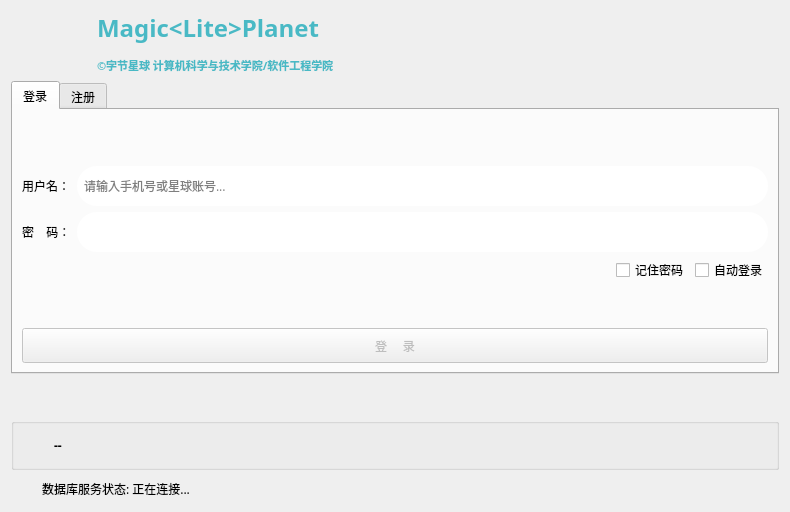
Above: formLogin.ui from csthenry/weplanet-desktop before the change. Below: the same form after it.
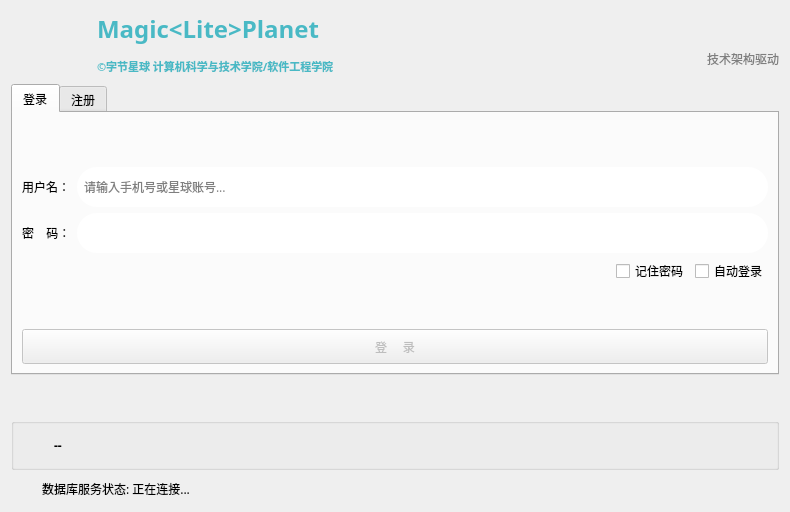
That is the form after the change. Icons and pictures are not drawn.

```diff
--- a/formLogin.ui
+++ b/formLogin.ui
@@ -17,119 +17,240 @@
    </font>
   </property>
   <property name="windowTitle">
-   <string>MagicLitePlanet</string>
+   <string>WePlanet</string>
   </property>
   <property name="windowIcon">
    <iconset resource="resource.qrc">
     <normaloff>:/images/logo/MagicLightAssistant.png</normaloff>:/images/logo/MagicLightAssistant.png</iconset>
   </property>
+  <layout class="QGridLayout" name="gridLayout_10">
+   <item row="0" column="0" rowspan="2">
+    <layout class="QGridLayout" name="gridLayout_8">
+     <item row="0" column="1">
+      <widget class="QLabel" name="label">
+       <property name="palette">
+        <palette>
+         <active>
+          <colorrole role="WindowText">
+           <brush brushstyle="SolidPattern">
+            <color alpha="255">
+             <red>112</red>
+             <green>112</green>
+             <blue>112</blue>
+            </color>
+           </brush>
+          </colorrole>
+          <colorrole role="Text">
+           <brush brushstyle="SolidPattern">
+            <color alpha="255">
+             <red>113</red>
+             <green>113</green>
+             <blue>113</blue>
+            </color>
+           </brush>
+          </colorrole>
+          <colorrole role="PlaceholderText">
+           <brush brushstyle="SolidPattern">
+            <color alpha="128">
+             <red>113</red>
+             <green>113</green>
+             <blue>113</blue>
+            </color>
+           </brush>
+          </colorrole>
+         </active>
+         <inactive>
+          <colorrole role="WindowText">
+           <brush brushstyle="SolidPattern">
+            <color alpha="255">
+             <red>112</red>
+             <green>112</green>
+             <blue>112</blue>
+            </color>
+           </brush>
+          </colorrole>
+          <colorrole role="Text">
+           <brush brushstyle="SolidPattern">
+            <color alpha="255">
+             <red>113</red>
+             <green>113</green>
+             <blue>113</blue>
+            </color>
+           </brush>
+          </colorrole>
+          <colorrole role="PlaceholderText">
+           <brush brushstyle="SolidPattern">
+            <color alpha="128">
+             <red>113</red>
+             <green>113</green>
+             <blue>113</blue>
+            </color>
+           </brush>
+          </colorrole>
+         </inactive>
+         <disabled>
+          <colorrole role="WindowText">
+           <brush brushstyle="SolidPattern">
+            <color alpha="255">
+             <red>120</red>
+             <green>120</green>
+             <blue>120</blue>
+            </color>
+           </brush>
+          </colorrole>
+          <colorrole role="Text">
+           <brush brushstyle="SolidPattern">
+            <color alpha="255">
+             <red>120</red>
+             <green>120</green>
+             <blue>120</blue>
+            </color>
+           </brush>
+          </colorrole>
+          <colorrole role="PlaceholderText">
+           <brush brushstyle="SolidPattern">
+            <color alpha="128">
+             <red>0</red>
+             <green>0</green>
+             <blue>0</blue>
+            </color>
+           </brush>
+          </colorrole>
+         </disabled>
+        </palette>
+       </property>
+       <property name="font">
+        <font>
+         <family>微软雅黑</family>
+         <pointsize>18</pointsize>
+         <weight>50</weight>
+         <bold>false</bold>
+        </font>
+       </property>
+       <property name="styleSheet">
+        <string notr="true">margin-left:10px;</string>
+       </property>
+       <property name="text">
+        <string>&lt;html&gt;&lt;head/&gt;&lt;body&gt;&lt;p&gt;&lt;span style=&quot; font-weight:600; color:#49b9c5;&quot;&gt;Magic&amp;lt;Lite&amp;gt;Planet &lt;/span&gt;&lt;/p&gt;&lt;p&gt;&lt;span style=&quot; font-size:8pt; font-weight:600; color:#49b9c5;&quot;&gt;©字节星球 计算机科学与技术学院/软件工程学院&lt;/span&gt;&lt;/p&gt;&lt;/body&gt;&lt;/html&gt;</string>
+       </property>
+       <property name="margin">
+        <number>0</number>
+       </property>
+      </widget>
+     </item>
+     <item row="0" column="0">
+      <widget class="QLabel" name="mainIcon">
+       <property name="minimumSize">
+        <size>
+         <width>64</width>
+         <height>64</height>
+        </size>
+       </property>
+       <property name="maximumSize">
+        <size>
+         <width>64</width>
+         <height>64</height>
+        </size>
+       </property>
+       <property name="text">
+        <string/>
+       </property>
+       <property name="pixmap">
+        <pixmap resource="resource.qrc">:/images/logo/MagicLightAssistant.png</pixmap>
+       </property>
+       <property name="scaledContents">
+        <bool>true</bool>
+       </property>
+       <property name="margin">
+        <number>5</number>
+       </property>
+      </widget>
+     </item>
+    </layout>
+   </item>
+   <item row="0" column="2">
+    <spacer name="verticalSpacer_6">
+     <property name="orientation">
+      <enum>Qt::Vertical</enum>
+     </property>
+     <property name="sizeHint" stdset="0">
+      <size>
+       <width>20</width>
+       <height>26</height>
+      </size>
+     </property>
+    </spacer>
+   </item>
+   <item row="1" column="1">
+    <spacer name="horizontalSpacer_3">
+     <property name="orientation">
+      <enum>Qt::Horizontal</enum>
+     </property>
+     <property name="sizeHint" stdset="0">
+      <size>
+       <width>168</width>
+       <height>20</height>
+      </size>
+     </property>
+    </spacer>
+   </item>
+   <item row="1" column="2">
   <layout class="QGridLayout" name="gridLayout_9">
-   <item row="3" column="0">
-    <layout class="QGridLayout" name="gridLayout_7">
      <item row="0" column="0">
-      <widget class="QGroupBox" name="groupBox">
-       <property name="title">
-        <string/>
-       </property>
-       <layout class="QGridLayout" name="gridLayout_6">
-        <item row="0" column="1">
-         <widget class="QLabel" name="label_announcement">
-          <property name="font">
-           <font>
-            <weight>75</weight>
-            <bold>true</bold>
-           </font>
-          </property>
-          <property name="text">
-           <string>--</string>
-          </property>
-          <property name="wordWrap">
-           <bool>true</bool>
-          </property>
-         </widget>
-        </item>
-        <item row="0" column="0">
-         <widget class="QLabel" name="label_announcementIcon">
+      <widget class="QLabel" name="label_4">
           <property name="minimumSize">
            <size>
-            <width>25</width>
-            <height>25</height>
+         <width>95</width>
+         <height>38</height>
            </size>
           </property>
           <property name="maximumSize">
            <size>
-            <width>25</width>
-            <height>25</height>
+         <width>95</width>
+         <height>38</height>
            </size>
           </property>
           <property name="text">
            <string/>
           </property>
           <property name="pixmap">
-           <pixmap resource="resource.qrc">:/images/color_icon/color-tips.svg</pixmap>
+        <pixmap resource="resource.qrc">:/images/img/qq-nt-logo.png</pixmap>
           </property>
           <property name="scaledContents">
            <bool>true</bool>
           </property>
          </widget>
         </item>
-       </layout>
-      </widget>
-     </item>
-     <item row="1" column="0">
-      <layout class="QGridLayout" name="gridLayout_5">
-       <item row="0" column="0">
-        <widget class="QLabel" name="labelIcon">
+     <item row="0" column="1">
+      <widget class="QLabel" name="label_5">
          <property name="minimumSize">
           <size>
-           <width>25</width>
-           <height>25</height>
+         <width>0</width>
+         <height>38</height>
           </size>
          </property>
          <property name="maximumSize">
           <size>
-           <width>25</width>
-           <height>25</height>
-          </size>
-         </property>
-         <property name="text">
-          <string/>
-         </property>
-         <property name="pixmap">
-          <pixmap resource="resource.qrc">:/images/color_icon/loading.gif</pixmap>
-         </property>
-         <property name="scaledContents">
-          <bool>true</bool>
-         </property>
-         <property name="alignment">
-          <set>Qt::AlignCenter</set>
-         </property>
-        </widget>
-       </item>
-       <item row="0" column="1">
-        <widget class="QLabel" name="labelStatus">
-         <property name="minimumSize">
-          <size>
-           <width>621</width>
-           <height>0</height>
-          </size>
-         </property>
+         <width>110</width>
+         <height>38</height>
+        </size>
+       </property>
          <property name="font">
           <font>
-           <family>微软雅黑</family>
            <pointsize>9</pointsize>
           </font>
          </property>
          <property name="text">
-          <string>数据库服务状态: 正在连接...</string>
+        <string>&lt;html&gt;&lt;head/&gt;&lt;body&gt;&lt;p&gt;&lt;span style=&quot; color:#7f7f7f;&quot;&gt;技术架构驱动&lt;/span&gt;&lt;/p&gt;&lt;/body&gt;&lt;/html&gt;</string>
+       </property>
+       <property name="alignment">
+        <set>Qt::AlignLeading|Qt::AlignLeft|Qt::AlignVCenter</set>
          </property>
         </widget>
        </item>
       </layout>
      </item>
-    </layout>
-   </item>
-   <item row="1" column="0">
+   <item row="2" column="0" colspan="3">
     <widget class="QTabWidget" name="tabWidget">
      <property name="font">
       <font>
@@ -598,7 +719,7 @@
      </widget>
     </widget>
    </item>
-   <item row="2" column="0">
+   <item row="3" column="0">
     <spacer name="verticalSpacer_5">
      <property name="orientation">
       <enum>Qt::Vertical</enum>
@@ -611,141 +732,108 @@
      </property>
     </spacer>
    </item>
+   <item row="4" column="0" colspan="3">
+    <layout class="QGridLayout" name="gridLayout_7">
    <item row="0" column="0">
-    <layout class="QGridLayout" name="gridLayout_8">
+      <widget class="QGroupBox" name="groupBox">
+       <property name="title">
+        <string/>
+       </property>
+       <layout class="QGridLayout" name="gridLayout_6">
+        <item row="0" column="1">
+         <widget class="QLabel" name="label_announcement">
+          <property name="font">
+           <font>
+            <weight>75</weight>
+            <bold>true</bold>
+           </font>
+          </property>
+          <property name="text">
+           <string>--</string>
+          </property>
+          <property name="wordWrap">
+           <bool>true</bool>
+          </property>
+         </widget>
+        </item>
      <item row="0" column="0">
-      <widget class="QLabel" name="mainIcon">
+         <widget class="QLabel" name="label_announcementIcon">
        <property name="minimumSize">
         <size>
-         <width>64</width>
-         <height>64</height>
+            <width>25</width>
+            <height>25</height>
         </size>
        </property>
        <property name="maximumSize">
         <size>
-         <width>64</width>
-         <height>64</height>
+            <width>25</width>
+            <height>25</height>
         </size>
        </property>
        <property name="text">
         <string/>
        </property>
        <property name="pixmap">
-        <pixmap resource="resource.qrc">:/images/logo/MagicLightAssistant.png</pixmap>
+           <pixmap resource="resource.qrc">:/images/color_icon/color-tips.svg</pixmap>
        </property>
        <property name="scaledContents">
         <bool>true</bool>
        </property>
       </widget>
      </item>
+       </layout>
+      </widget>
+     </item>
+     <item row="1" column="0">
+      <layout class="QGridLayout" name="gridLayout_5">
+       <item row="0" column="0">
+        <widget class="QLabel" name="labelIcon">
+         <property name="minimumSize">
+          <size>
+           <width>25</width>
+           <height>25</height>
+          </size>
+         </property>
+         <property name="maximumSize">
+          <size>
+           <width>25</width>
+           <height>25</height>
+          </size>
+         </property>
+         <property name="text">
+          <string/>
+         </property>
+         <property name="pixmap">
+          <pixmap resource="resource.qrc">:/images/color_icon/loading.gif</pixmap>
+         </property>
+         <property name="scaledContents">
+          <bool>true</bool>
+         </property>
+         <property name="alignment">
+          <set>Qt::AlignCenter</set>
+         </property>
+        </widget>
+       </item>
      <item row="0" column="1">
-      <widget class="QLabel" name="label">
-       <property name="palette">
-        <palette>
-         <active>
-          <colorrole role="WindowText">
-           <brush brushstyle="SolidPattern">
-            <color alpha="255">
-             <red>112</red>
-             <green>112</green>
-             <blue>112</blue>
-            </color>
-           </brush>
-          </colorrole>
-          <colorrole role="Text">
-           <brush brushstyle="SolidPattern">
-            <color alpha="255">
-             <red>113</red>
-             <green>113</green>
-             <blue>113</blue>
-            </color>
-           </brush>
-          </colorrole>
-          <colorrole role="PlaceholderText">
-           <brush brushstyle="SolidPattern">
-            <color alpha="128">
-             <red>113</red>
-             <green>113</green>
-             <blue>113</blue>
-            </color>
-           </brush>
-          </colorrole>
-         </active>
-         <inactive>
-          <colorrole role="WindowText">
-           <brush brushstyle="SolidPattern">
-            <color alpha="255">
-             <red>112</red>
-             <green>112</green>
-             <blue>112</blue>
-            </color>
-           </brush>
-          </colorrole>
-          <colorrole role="Text">
-           <brush brushstyle="SolidPattern">
-            <color alpha="255">
-             <red>113</red>
-             <green>113</green>
-             <blue>113</blue>
-            </color>
-           </brush>
-          </colorrole>
-          <colorrole role="PlaceholderText">
-           <brush brushstyle="SolidPattern">
-            <color alpha="128">
-             <red>113</red>
-             <green>113</green>
-             <blue>113</blue>
-            </color>
-           </brush>
-          </colorrole>
-         </inactive>
-         <disabled>
-          <colorrole role="WindowText">
-           <brush brushstyle="SolidPattern">
-            <color alpha="255">
-             <red>120</red>
-             <green>120</green>
-             <blue>120</blue>
-            </color>
-           </brush>
-          </colorrole>
-          <colorrole role="Text">
-           <brush brushstyle="SolidPattern">
-            <color alpha="255">
-             <red>120</red>
-             <green>120</green>
-             <blue>120</blue>
-            </color>
-           </brush>
-          </colorrole>
-          <colorrole role="PlaceholderText">
-           <brush brushstyle="SolidPattern">
-            <color alpha="128">
-             <red>0</red>
-             <green>0</green>
-             <blue>0</blue>
-            </color>
-           </brush>
-          </colorrole>
-         </disabled>
-        </palette>
+        <widget class="QLabel" name="labelStatus">
+         <property name="minimumSize">
+          <size>
+           <width>621</width>
+           <height>0</height>
+          </size>
        </property>
        <property name="font">
         <font>
          <family>微软雅黑</family>
-         <pointsize>18</pointsize>
-         <weight>50</weight>
-         <bold>false</bold>
-        </font>
-       </property>
-       <property name="styleSheet">
-        <string notr="true">margin-left:10px;</string>
-       </property>
+           <pointsize>9</pointsize>
+          </font>
+         </property>
        <property name="text">
-        <string>&lt;html&gt;&lt;head/&gt;&lt;body&gt;&lt;p&gt;&lt;span style=&quot; font-weight:600; color:#49b9c5;&quot;&gt;Magic&amp;lt;Lite&amp;gt;Planet &lt;/span&gt;&lt;/p&gt;&lt;p&gt;&lt;span style=&quot; font-size:8pt; font-weight:600; color:#49b9c5;&quot;&gt;©字节星球 计算机科学与技术学院/软件工程学院&lt;/span&gt;&lt;/p&gt;&lt;/body&gt;&lt;/html&gt;</string>
-       </property>
-      </widget>
+          <string>数据库服务状态: 正在连接...</string>
+         </property>
+        </widget>
+       </item>
+      </layout>
      </item>
     </layout>
    </item>
```
Lines whose indentation alone changed are shown as unchanged.
